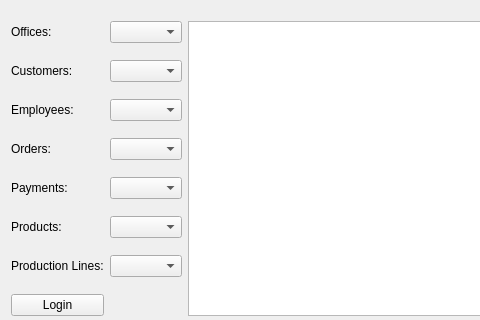
Old version of the form qt_app/mainwindow.ui in the repository mehmetrizaoz/5_product_line_automation; both pictures show x 0 to 480 and y 0 to 320 of the 700 by 402 pixel window.
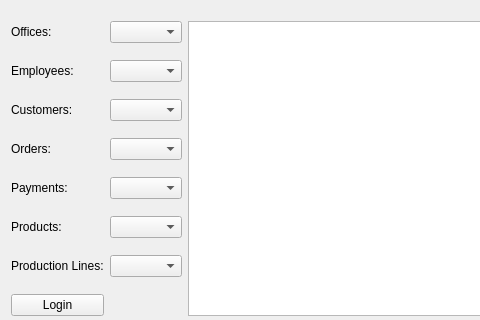
New version of the form.

Patch:
```diff
--- a/qt_app/mainwindow.ui
+++ b/qt_app/mainwindow.ui
@@ -31,13 +31,6 @@
        </property>
       </widget>
      </item>
-     <item row="1" column="0">
-      <widget class="QLabel" name="label_2">
-       <property name="text">
-        <string>Customers:</string>
-       </property>
-      </widget>
-     </item>
      <item row="5" column="1">
       <widget class="QComboBox" name="comboBox_6"/>
      </item>
@@ -68,6 +61,13 @@
        </property>
       </widget>
      </item>
+     <item row="0" column="2" rowspan="8">
+      <widget class="QTableWidget" name="tableWidget">
+       <property name="enabled">
+        <bool>true</bool>
+       </property>
+      </widget>
+     </item>
      <item row="4" column="1">
       <widget class="QComboBox" name="comboBox_5"/>
      </item>
@@ -78,13 +78,6 @@
        </property>
       </widget>
      </item>
-     <item row="2" column="0">
-      <widget class="QLabel" name="label_3">
-       <property name="text">
-        <string>Employees:</string>
-       </property>
-      </widget>
-     </item>
      <item row="3" column="0">
       <widget class="QLabel" name="label_4">
        <property name="text">
@@ -101,10 +94,17 @@
      <item row="3" column="1">
       <widget class="QComboBox" name="comboBox_4"/>
      </item>
-     <item row="0" column="2" rowspan="8">
-      <widget class="QTableWidget" name="tableWidget">
-       <property name="enabled">
-        <bool>true</bool>
+     <item row="2" column="0">
+      <widget class="QLabel" name="label_2">
+       <property name="text">
+        <string>Customers:</string>
+       </property>
+      </widget>
+     </item>
+     <item row="1" column="0">
+      <widget class="QLabel" name="label_3">
+       <property name="text">
+        <string>Employees:</string>
        </property>
       </widget>
      </item>
```
